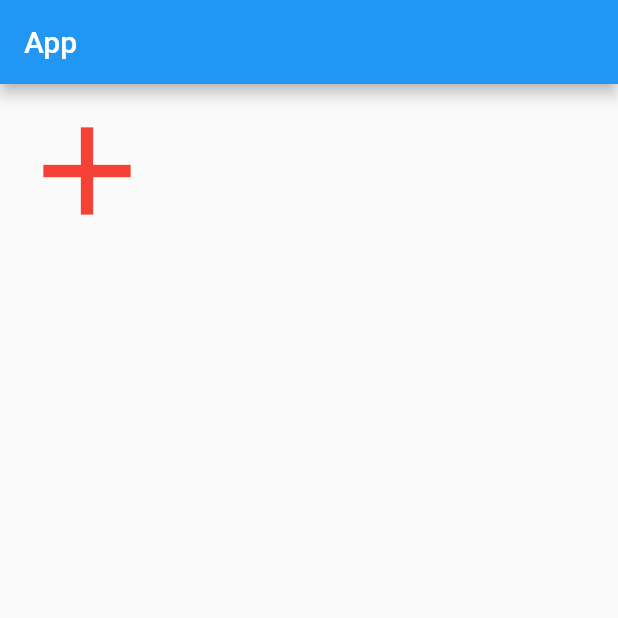
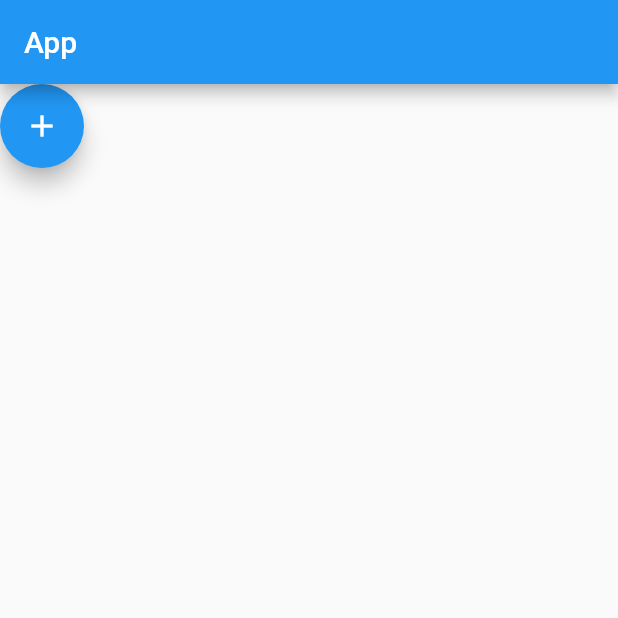
Before and after one commit to wkdgus1164/flutter-study, a Flutter app: the screen it shows after launch, on a phone screen of 412 x 824 dp, the top half of it. Run offline on Flutter 3.47's test engine with Material 2 defaults, Android fonts, the phone set to English and light mode, and no system bars.

Commit message:
update: FloatingActionButton (#1)

```diff
--- a/flutter_app/lib/main.dart
+++ b/flutter_app/lib/main.dart
@@ -26,10 +26,8 @@ class _MyHomePageState extends State<MyHomePage> {
       appBar: AppBar(
         title: const Text("App"),
       ),
-      body: IconButton(
-        icon: const Icon(Icons.add),
-        color: Colors.red,
-        iconSize: 100,
+      body: FloatingActionButton(
+        child: const Icon(Icons.add),
         onPressed: () {},
       ),
     );
```
